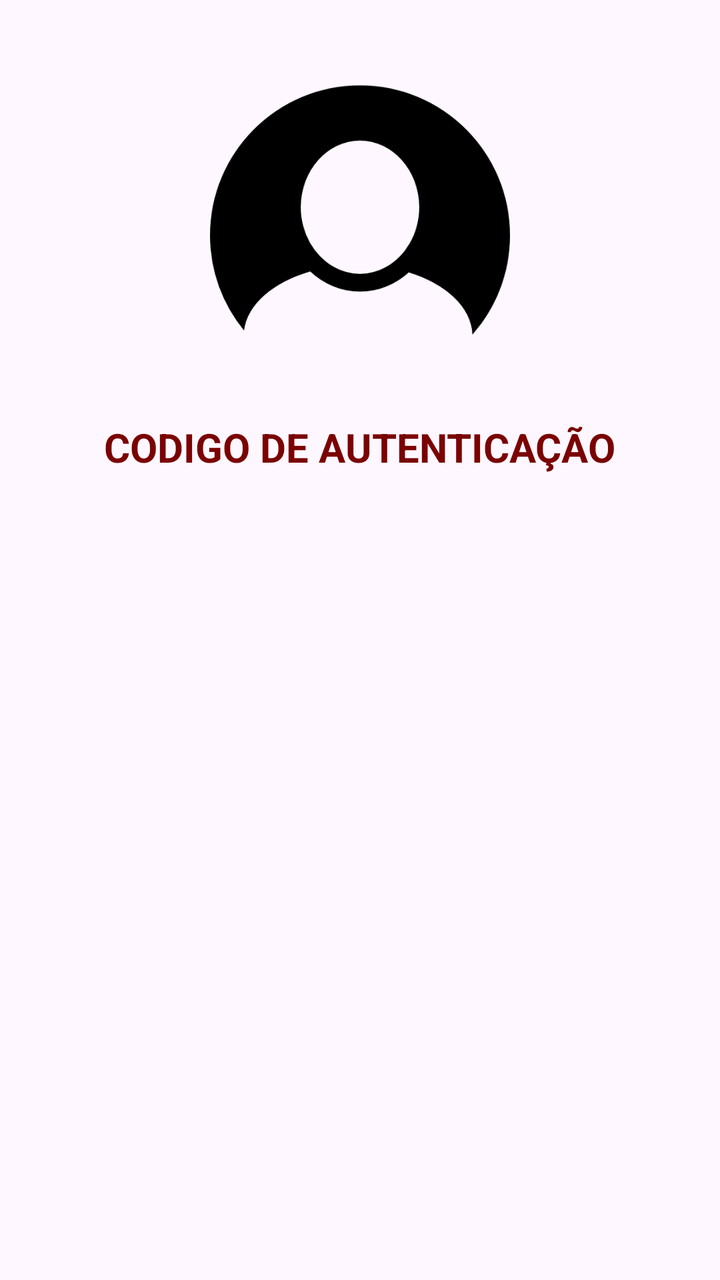
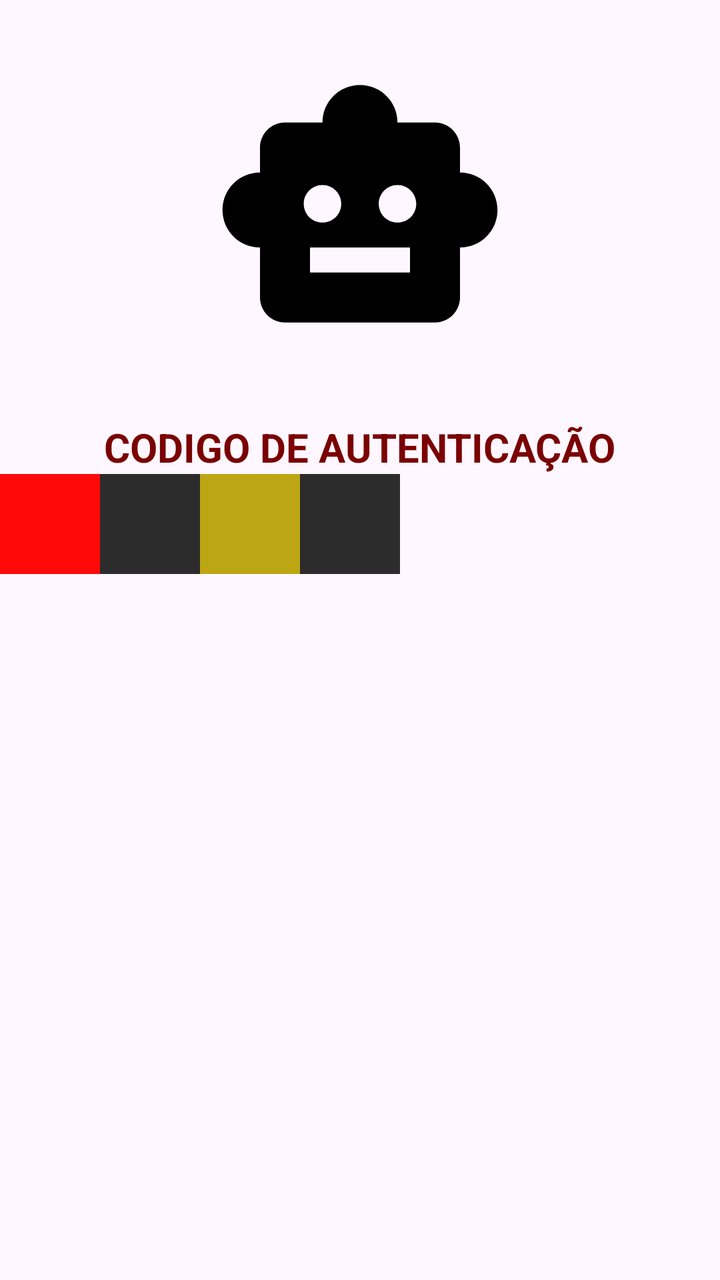

Compare the two renders of this Android layout. The source of the first and the diff that turns it into the second are given below.
<!-- AndroidManifest.xml: application theme Theme.MyApp -->
<!-- res/layout/autenticar_layout.xml -->
<?xml version="1.0" encoding="utf-8"?>
<LinearLayout xmlns:android="http://schemas.android.com/apk/res/android"
    xmlns:app="http://schemas.android.com/apk/res-auto"
    xmlns:tools="http://schemas.android.com/tools"
    android:id="@+id/main"
    android:layout_width="match_parent"
    android:layout_height="match_parent"
    android:layout_margin="20dp"
    android:orientation="vertical"
    tools:context=".AutenticarActivity">

    <ImageView
        android:layout_width="150dp"
        android:layout_height="150dp"
        android:layout_gravity="center_horizontal"
        android:layout_margin="30dp"
        android:scaleType="centerCrop"
        android:src="@drawable/img_login" />

    <TextView
        android:layout_width="wrap_content"
        android:layout_height="wrap_content"
        android:layout_gravity="center_horizontal"
        android:text="Codigo de autenticação"
        android:textAllCaps="true"
        android:textColor="#7A0202"
        android:textSize="20sp"
        android:textStyle="bold" />


</LinearLayout>
<!-- resources referenced by this layout -->
<resources>
  <!-- drawable img_login: png bitmap (drawable, 7238 bytes) -->
  <style name="Theme.MyApp" parent="Base.Theme.MyApp" />
  <style name="Base.Theme.MyApp" parent="Theme.Material3.DayNight.NoActionBar">
          
          
      </style>
</resources>

<!-- the commit's change to res/layout/autenticar_layout.xml (unified diff, before → after) -->
@@ -15,7 +15,7 @@
         android:layout_gravity="center_horizontal"
         android:layout_margin="30dp"
         android:scaleType="centerCrop"
-        android:src="@drawable/img_login" />
+        android:src="@drawable/baseline_smart_toy" />
 
     <TextView
         android:layout_width="wrap_content"
@@ -27,5 +27,31 @@
         android:textSize="20sp"
         android:textStyle="bold" />
 
+    <LinearLayout
+        android:layout_width="match_parent"
+        android:layout_height="wrap_content"
+        android:orientation="horizontal"
+        >
+        <ImageView
+            android:layout_width="50dp"
+            android:layout_height="50dp"
+            android:src="#FF0909"
+        />
+        <ImageView
+            android:layout_width="50dp"
+            android:layout_height="50dp"
+            android:src="#2C2C2C"/>
+        <ImageView
+            android:layout_width="50dp"
+            android:layout_height="50dp"
+            android:src="#BDA613"/>
+        <ImageView
+            android:layout_width="50dp"
+            android:layout_height="50dp"
+            android:src="#2C2C2C"/>
+
+
+    </LinearLayout>
+
 
 </LinearLayout>
<!-- resource entries referenced after the edit -->
@@ -1,6 +1,11 @@
 <!-- resources referenced by this layout -->
 <resources>
-  <!-- drawable img_login: png bitmap (drawable, 7238 bytes) -->
+  <!-- drawable baseline_smart_toy (drawable) -->
+  <vector xmlns:android="http://schemas.android.com/apk/res/android" android:height="24dp" android:tint="#000000" android:viewportHeight="24" android:viewportWidth="24" android:width="24dp">
+        
+      <path android:fillColor="@android:color/white" android:pathData="M20,9V7c0,-1.1 -0.9,-2 -2,-2h-3c0,-1.66 -1.34,-3 -3,-3S9,3.34 9,5H6C4.9,5 4,5.9 4,7v2c-1.66,0 -3,1.34 -3,3c0,1.66 1.34,3 3,3v4c0,1.1 0.9,2 2,2h12c1.1,0 2,-0.9 2,-2v-4c1.66,0 3,-1.34 3,-3C23,10.34 21.66,9 20,9zM7.5,11.5C7.5,10.67 8.17,10 9,10s1.5,0.67 1.5,1.5S9.83,13 9,13S7.5,12.33 7.5,11.5zM16,17H8v-2h8V17zM15,13c-0.83,0 -1.5,-0.67 -1.5,-1.5S14.17,10 15,10s1.5,0.67 1.5,1.5S15.83,13 15,13z"/>
+      
+  </vector>
   <style name="Theme.MyApp" parent="Base.Theme.MyApp" />
   <style name="Base.Theme.MyApp" parent="Theme.Material3.DayNight.NoActionBar">
           
